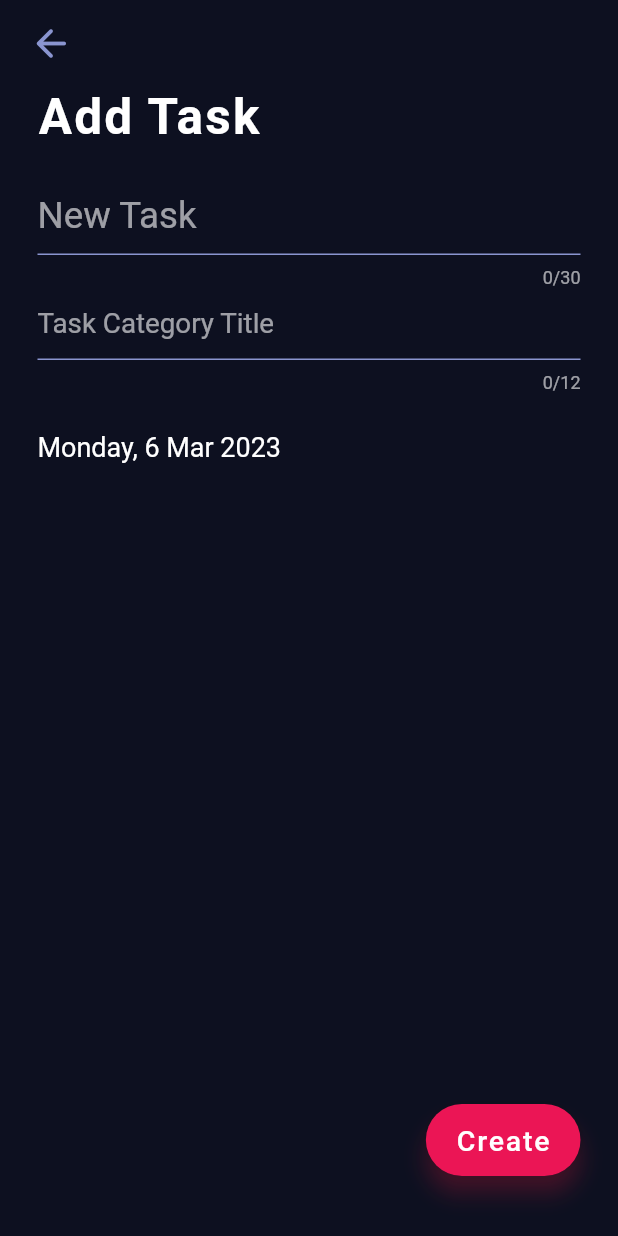
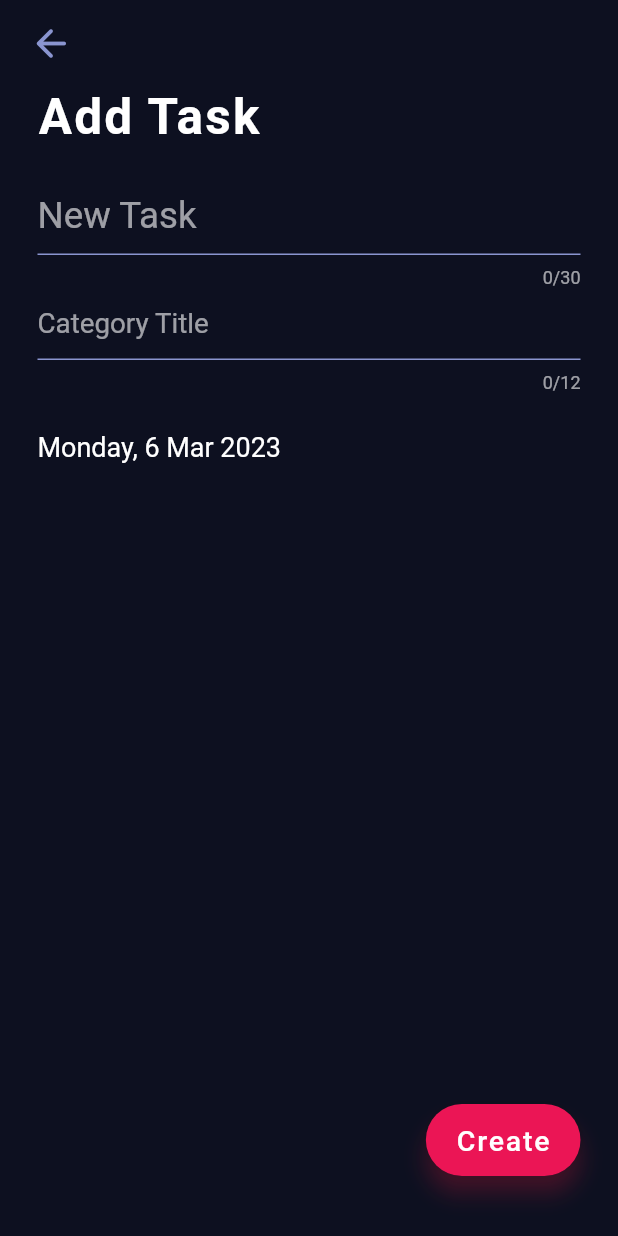
Before and after one commit to MunzurulAzam/ToDo_App, a Flutter app: the AddScreen screen opened by its route, on a phone screen of 412 x 824 dp. Run offline on Flutter 3.47's test engine with Material 2 defaults, Android fonts, the light colour scheme and no system bars; our stand-ins replace animated_text_kit, auto_route, responsive_framework, roundcheckbox, shared_preferences, sqflite; accounts and stored records are empty.

Commit message:
update cont..

```diff
--- a/lib/screens/add_screen.dart
+++ b/lib/screens/add_screen.dart
@@ -172,7 +172,7 @@ class _AddScreenState extends State<AddScreen> {
                                   ),
                                   controller: myCategoryController,
                                   decoration: const InputDecoration(
-                                    hintText: 'Task Category Title',
+                                    hintText: 'Category Title',
                                   ),
                                 ),
                               ],
```
